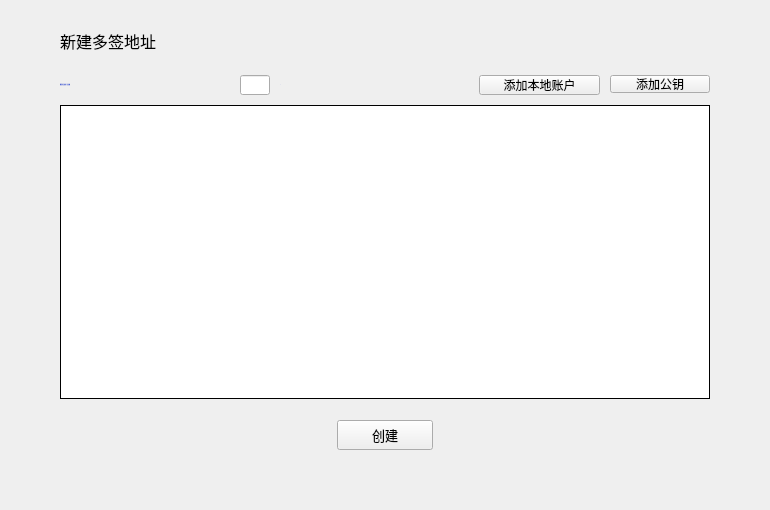
Whitecoin-Owner/Whitecoin-qt, file XWCWallet/multisig/CreateMultisigWidget.ui: the form before one commit.
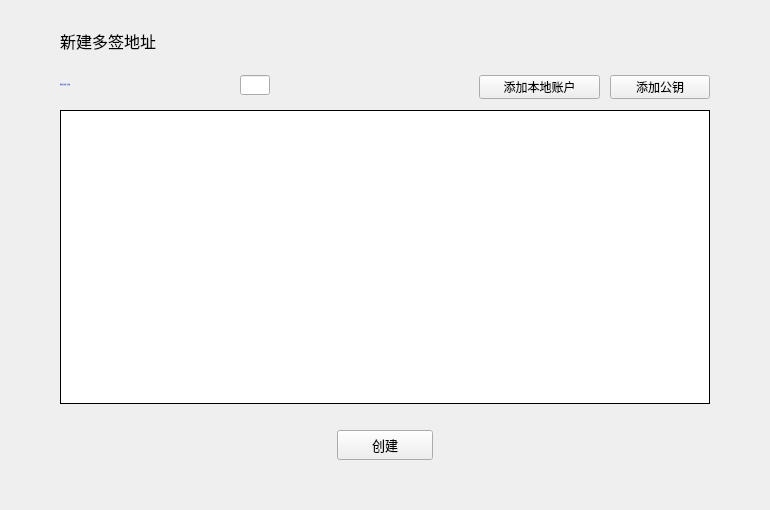
The form after the commit.

Patch:
```diff
--- a/XWCWallet/multisig/CreateMultisigWidget.ui
+++ b/XWCWallet/multisig/CreateMultisigWidget.ui
@@ -17,7 +17,7 @@
    <property name="geometry">
     <rect>
      <x>60</x>
-     <y>105</y>
+     <y>110</y>
      <width>650</width>
      <height>294</height>
     </rect>
@@ -112,7 +112,7 @@
      <x>610</x>
      <y>75</y>
      <width>100</width>
-     <height>18</height>
+     <height>24</height>
     </rect>
    </property>
    <property name="font">
@@ -145,7 +145,7 @@
      <x>479</x>
      <y>75</y>
      <width>121</width>
-     <height>20</height>
+     <height>24</height>
     </rect>
    </property>
    <property name="font">
@@ -250,7 +250,7 @@
    <property name="geometry">
     <rect>
      <x>337</x>
-     <y>420</y>
+     <y>430</y>
      <width>96</width>
      <height>30</height>
     </rect>
```
Left out of the diff: 9 changed lines with no effect on the pictures.
